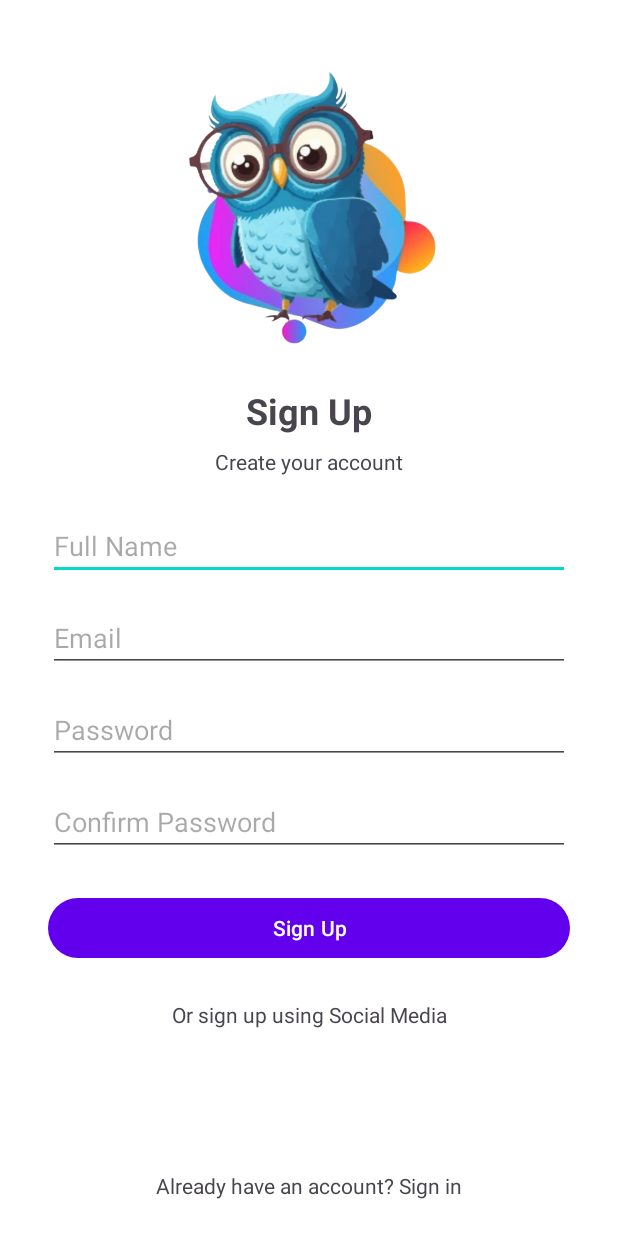
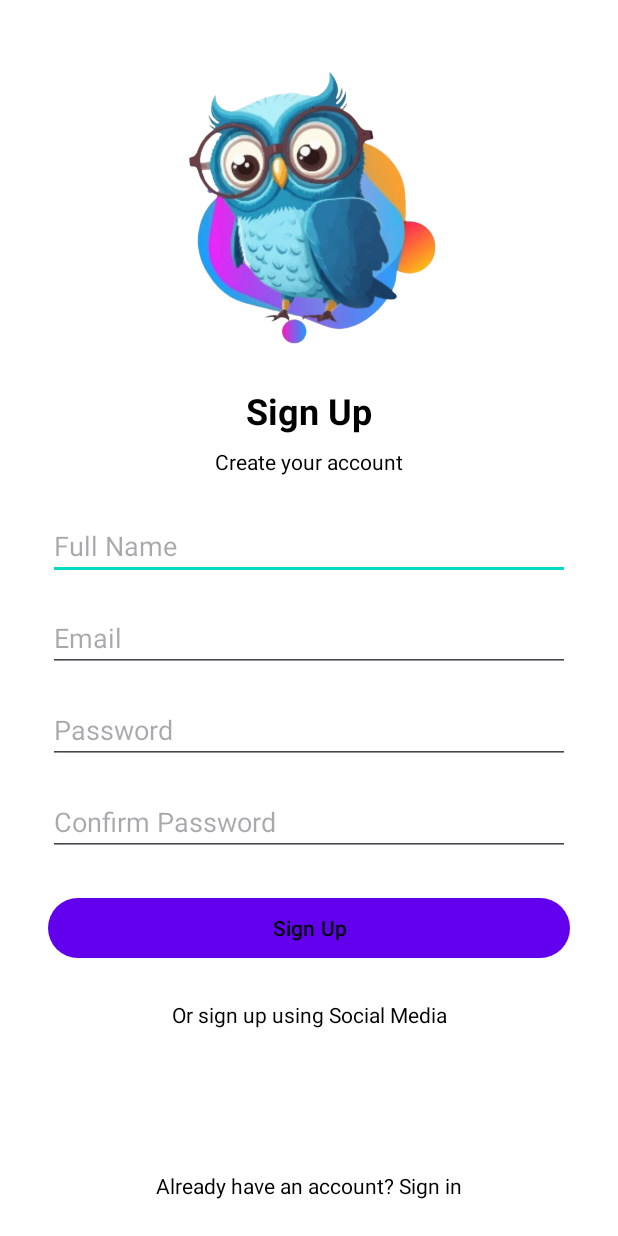
Before and after one commit to TanishMoral11/Prepyy, an Android app built with Jetpack Compose: the SignupActivity screen opened directly, with no data from a screen before it, on a phone screen of 412 x 824 dp. Run offline under Robolectric (Android 15) with nearby library versions, the phone set to English and light mode, and no system bars; our stand-ins replace Firebase (no records; nobody signed in at launch, a user with empty details on screens opened directly).

Commit message:
Change Texts Color

```diff
--- a/app/src/main/res/layout/activity_signup.xml
+++ b/app/src/main/res/layout/activity_signup.xml
@@ -27,7 +27,8 @@
         app:layout_constraintTop_toBottomOf="@id/ivIllustration"
         app:layout_constraintStart_toStartOf="parent"
         app:layout_constraintEnd_toEndOf="parent"
-        android:layout_marginTop="24dp"/>
+        android:layout_marginTop="24dp"
+        android:textColor="@android:color/black"/>
 
     <TextView
         android:id="@+id/tvSignUpPrompt"
@@ -37,7 +38,8 @@
         app:layout_constraintTop_toBottomOf="@id/tvSignUp"
         app:layout_constraintStart_toStartOf="parent"
         app:layout_constraintEnd_toEndOf="parent"
-        android:layout_marginTop="8dp"/>
+        android:layout_marginTop="8dp"
+        android:textColor="@android:color/black"/>
 
     <EditText
         android:id="@+id/etFullName"
@@ -50,7 +52,8 @@
         app:layout_constraintEnd_toEndOf="parent"
         android:layout_marginTop="24dp"
         android:layout_marginStart="32dp"
-        android:layout_marginEnd="32dp"/>
+        android:layout_marginEnd="32dp"
+        android:textColor="@android:color/black"/>
 
     <EditText
         android:id="@+id/etEmail"
@@ -61,7 +64,8 @@
         app:layout_constraintTop_toBottomOf="@id/etFullName"
         app:layout_constraintStart_toStartOf="@id/etFullName"
         app:layout_constraintEnd_toEndOf="@id/etFullName"
-        android:layout_marginTop="16dp"/>
+        android:layout_marginTop="16dp"
+        android:textColor="@android:color/black"/>
 
     <EditText
         android:id="@+id/etPassword"
@@ -72,7 +76,8 @@
         app:layout_constraintTop_toBottomOf="@id/etEmail"
         app:layout_constraintStart_toStartOf="@id/etEmail"
         app:layout_constraintEnd_toEndOf="@id/etEmail"
-        android:layout_marginTop="16dp"/>
+        android:layout_marginTop="16dp"
+        android:textColor="@android:color/black"/>
 
     <EditText
         android:id="@+id/etConfirmPassword"
@@ -83,7 +88,8 @@
         app:layout_constraintTop_toBottomOf="@id/etPassword"
         app:layout_constraintStart_toStartOf="@id/etPassword"
         app:layout_constraintEnd_toEndOf="@id/etPassword"
-        android:layout_marginTop="16dp"/>
+        android:layout_marginTop="16dp"
+        android:textColor="@android:color/black"/>
 
     <Button
         android:id="@+id/btnSignUp"
@@ -93,7 +99,8 @@
         app:layout_constraintTop_toBottomOf="@id/etConfirmPassword"
         app:layout_constraintStart_toStartOf="@id/etConfirmPassword"
         app:layout_constraintEnd_toEndOf="@id/etConfirmPassword"
-        android:layout_marginTop="24dp"/>
+        android:layout_marginTop="24dp"
+        android:textColor="@android:color/black"/>
 
     <TextView
         android:id="@+id/tvSocialSignUp"
@@ -103,7 +110,8 @@
         app:layout_constraintTop_toBottomOf="@id/btnSignUp"
         app:layout_constraintStart_toStartOf="parent"
         app:layout_constraintEnd_toEndOf="parent"
-        android:layout_marginTop="24dp"/>
+        android:layout_marginTop="24dp"
+        android:textColor="@android:color/black"/>
 
     <TextView
         android:id="@+id/tvSignIn"
@@ -113,6 +121,7 @@
         app:layout_constraintBottom_toBottomOf="parent"
         app:layout_constraintStart_toStartOf="parent"
         app:layout_constraintEnd_toEndOf="parent"
-        android:layout_marginBottom="24dp"/>
+        android:layout_marginBottom="24dp"
+        android:textColor="@android:color/black"/>
 
 </androidx.constraintlayout.widget.ConstraintLayout>
```
Also changed, not shown: app/src/main/res/layout/activity_login.xml (+17 -9 lines).
